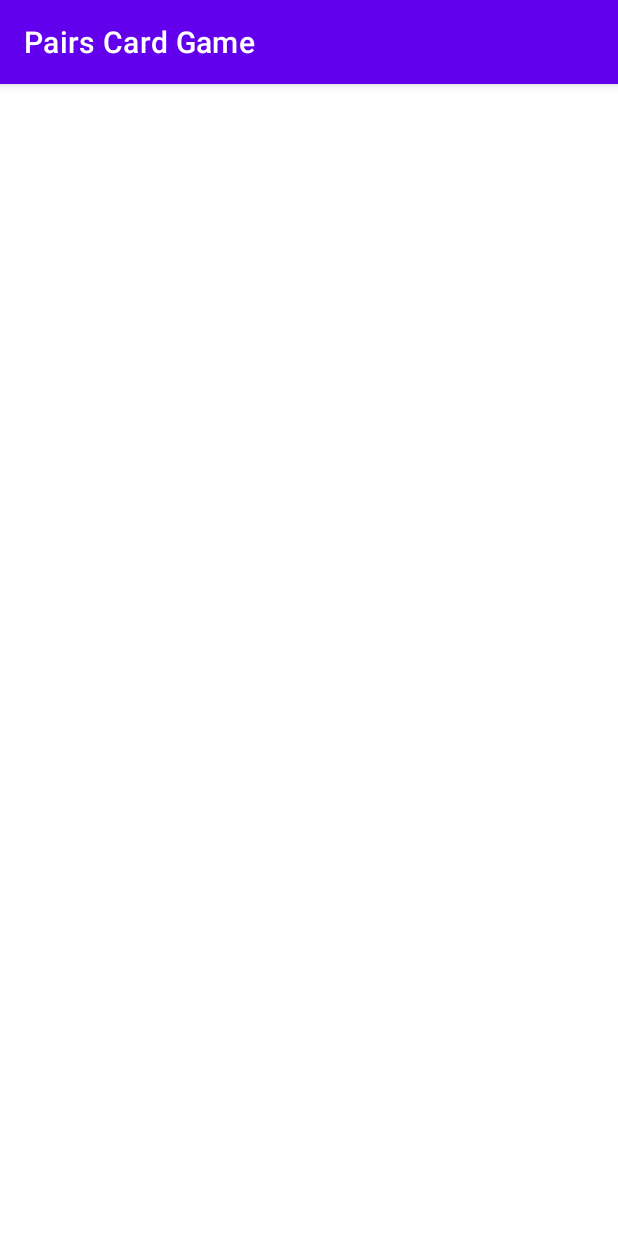
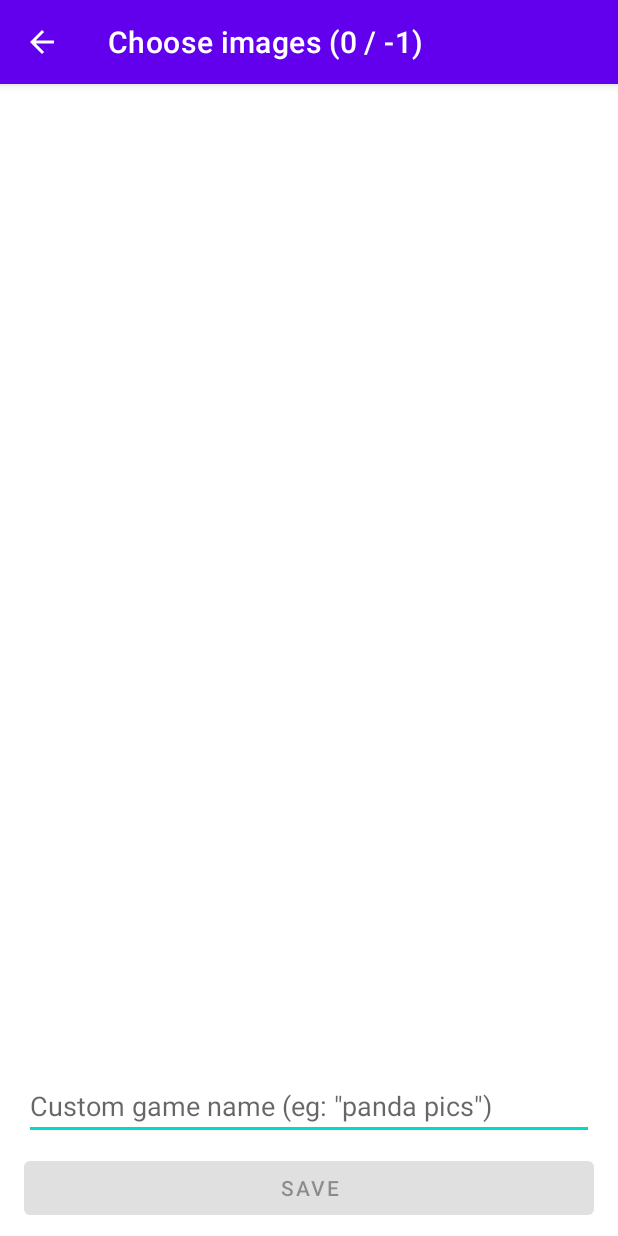
Before and after one commit to jeqiu/pairs-card-game-kotlin, an Android app: the CreateActivity screen opened directly, with no data from a screen before it, on a phone screen of 412 x 824 dp. Run offline under Robolectric (Android 15) with nearby library versions, the phone set to English and light mode, and no system bars; 2 statements that could not run were skipped.

Commit message:
create new activity

```diff
--- a/app/src/main/java/com/example/pairscardgame/CreateActivity.kt
+++ b/app/src/main/java/com/example/pairscardgame/CreateActivity.kt
@@ -8,6 +8,25 @@ import com.example.pairscardgame.utils.EXTRA_BOARD_SIZE
 
 class CreateActivity : AppCompatActivity() {
 
+    private lateinit var boardSize: BoardSize
+    private var numImagesRequired = -1
 
+    override fun onCreate(savedInstanceState: Bundle?) {
+        super.onCreate(savedInstanceState)
+        setContentView(R.layout.activity_create)
+
+        supportActionBar?.setDisplayHomeAsUpEnabled(true)
+        boardSize = intent.getSerializableExtra(EXTRA_BOARD_SIZE) as BoardSize
+        numImagesRequired = boardSize.getNumPairs()
+        supportActionBar?.title = "Choose images (0 / $numImagesRequired)"
+    }
+
+    override fun onOptionsItemSelected(item: MenuItem): Boolean {
+        if (item.itemId == android.R.id.home) {
+            finish()
+            return true
+        }
+        return super.onOptionsItemSelected(item)
+    }
 
 }
--- a/app/src/main/res/layout/activity_create.xml
+++ b/app/src/main/res/layout/activity_create.xml
@@ -2,8 +2,39 @@
 <androidx.constraintlayout.widget.ConstraintLayout xmlns:android="http://schemas.android.com/apk/res/android"
     xmlns:app="http://schemas.android.com/apk/res-auto"
     xmlns:tools="http://schemas.android.com/tools"
+    android:id="@+id/ConstraintLayout"
     android:layout_width="match_parent"
     android:layout_height="match_parent"
     tools:context=".CreateActivity">
 
+    <Button
+        android:id="@+id/buttonSave"
+        android:layout_width="0dp"
+        android:layout_height="wrap_content"
+        android:layout_marginStart="16dp"
+        android:layout_marginEnd="16dp"
+        android:layout_marginBottom="8dp"
+        android:enabled="false"
+        android:text="Save"
+        app:layout_constraintBottom_toBottomOf="parent"
+        app:layout_constraintEnd_toEndOf="parent"
+        app:layout_constraintStart_toStartOf="parent" />
+
+    <EditText
+        android:id="@+id/etGameName"
+        android:layout_width="0dp"
+        android:layout_height="wrap_content"
+        android:layout_marginStart="16dp"
+        android:layout_marginEnd="16dp"
+        android:layout_marginBottom="8dp"
+        android:digits="1234567890qwertyuiopasdfghjklzxcvbnm_-"
+        android:ems="10"
+        android:hint='Custom game name (eg: "panda pics")'
+        android:imeOptions="actionDone"
+        android:inputType="text"
+        android:importantForAutofill="no"
+        android:maxLines="1"
+        app:layout_constraintBottom_toTopOf="@+id/buttonSave"
+        app:layout_constraintEnd_toEndOf="parent"
+        app:layout_constraintStart_toStartOf="parent" />
 </androidx.constraintlayout.widget.ConstraintLayout>
```
